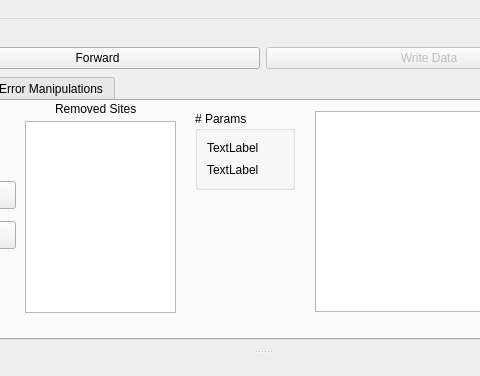
First picture: the form in pyMT/DataGUI/data_plot.ui, repository eroots/pyMT, before the edit; both pictures show x 406 to 886 and y 0 to 376 of the 1338 by 849 pixel window.
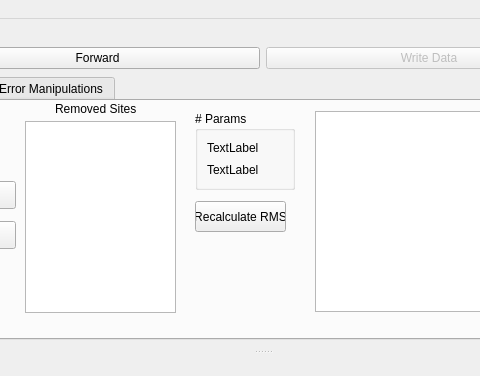
Second picture: the form after the edit. The open tabs and pages were chosen to show the change.

Commit message: Made data_plot work a bit better with multiple data sets. Imaginary tipper arrow plotting too.

The edit to the form file:
```diff
--- a/pyMT/DataGUI/data_plot.ui
+++ b/pyMT/DataGUI/data_plot.ui
@@ -460,6 +460,19 @@
           <number>359</number>
          </property>
         </widget>
+        <widget class="QPushButton" name="recalculateRMS">
+         <property name="geometry">
+          <rect>
+           <x>590</x>
+           <y>100</y>
+           <width>91</width>
+           <height>31</height>
+          </rect>
+         </property>
+         <property name="text">
+          <string>Recalculate RMS</string>
+         </property>
+        </widget>
        </widget>
        <widget class="QWidget" name="PlotOptions">
         <attribute name="title">
```
The commit also changes 7 other files.
